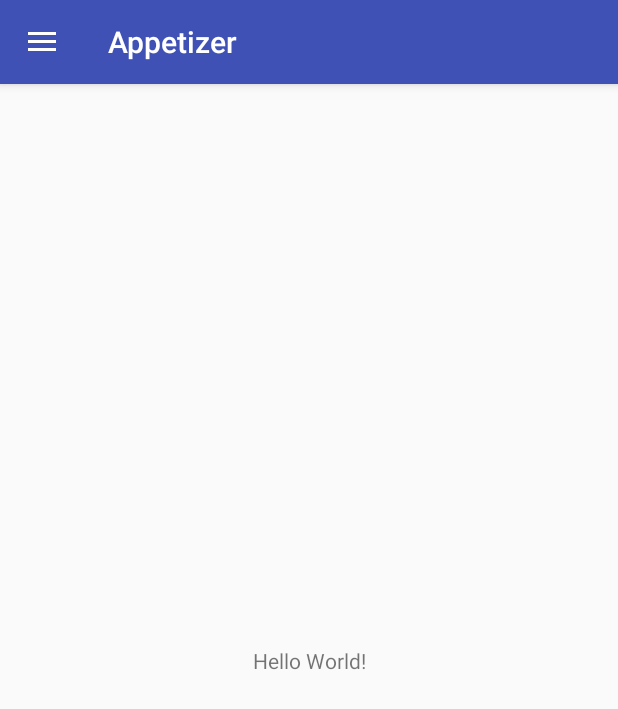
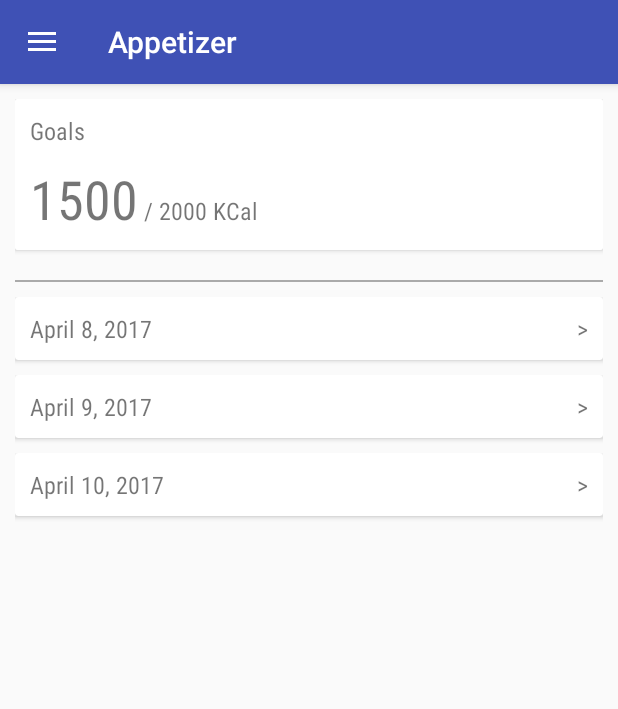
Before and after one commit to kanirolf/Appetizer, an Android app: the screen it shows after launch (MainActivity), on a phone screen of 412 x 824 dp. Shown: the top 709 px of the screen. Run offline under Robolectric (Android 15) with nearby library versions, the phone set to English and light mode, and no system bars.

Commit message:
Added preliminary design for Diary page.

```diff
--- a/app/build.gradle
+++ b/app/build.gradle
@@ -5,7 +5,7 @@ android {
     buildToolsVersion "25.0.2"
     defaultConfig {
         applicationId "cs125.winter2017.uci.appetizer"
-        minSdkVersion 15
+        minSdkVersion 16
         targetSdkVersion 25
         versionCode 1
         versionName "1.0"
@@ -25,6 +25,7 @@ dependencies {
         exclude group: 'com.android.support', module: 'support-annotations'
     })
     compile 'com.android.support:appcompat-v7:25.2.0'
+    compile 'com.android.support:cardview-v7:25.2.0'
     compile 'com.android.support:design:25.2.0'
     compile 'com.android.support.constraint:constraint-layout:1.0.1'
     testCompile 'junit:junit:4.12'
--- a/app/src/main/java/cs125/winter2017/uci/appetizer/MainActivity.java
+++ b/app/src/main/java/cs125/winter2017/uci/appetizer/MainActivity.java
@@ -1,6 +1,7 @@
 package cs125.winter2017.uci.appetizer;
 
 import android.os.Bundle;
+import android.support.annotation.NonNull;
 import android.support.design.widget.FloatingActionButton;
 import android.support.design.widget.Snackbar;
 import android.view.View;
@@ -12,9 +13,29 @@ import android.support.v7.app.AppCompatActivity;
 import android.support.v7.widget.Toolbar;
 import android.view.Menu;
 import android.view.MenuItem;
+import android.view.ViewGroup;
+import android.widget.ArrayAdapter;
+import android.widget.LinearLayout;
+import android.widget.ListView;
+import android.widget.TextView;
+
+import java.text.DateFormat;
+import java.util.Arrays;
+import java.util.Calendar;
+import java.util.Date;
+import java.util.GregorianCalendar;
+import java.util.List;
+import java.util.Locale;
 
 public class MainActivity extends AppCompatActivity
         implements NavigationView.OnNavigationItemSelectedListener {
+    // TODO : actually fetch diary data
+    private static final List<Calendar> DIARY_DATA = Arrays.asList(new Calendar[]{
+            new GregorianCalendar(2017, 3, 8),
+            new GregorianCalendar(2017, 3, 9),
+            new GregorianCalendar(2017, 3, 10)
+        }
+    );
 
     @Override
     protected void onCreate(Bundle savedInstanceState) {
@@ -31,6 +52,40 @@ public class MainActivity extends AppCompatActivity
 
         NavigationView navigationView = (NavigationView) findViewById(R.id.nav_view);
         navigationView.setNavigationItemSelectedListener(this);
+
+        LinearLayout diaryFeed = (LinearLayout) findViewById(R.id.diary_feed);
+        ArrayAdapter<Calendar> diaryFeedAdapter = new ArrayAdapter<Calendar>(this, 0, DIARY_DATA){
+
+            @NonNull
+            @Override
+            public View getView(int position, View convertView, @NonNull ViewGroup parent){
+                Calendar currentDate = getItem(position);
+                TextView dateTextView;
+
+                if (convertView == null) {
+                    convertView = getLayoutInflater()
+                            .inflate(R.layout.layout_diary_entry_summary, null);
+
+                    dateTextView = (TextView) convertView.findViewById(R.id.diary_date);
+                    convertView.setTag(dateTextView);
+                } else
+                    dateTextView = (TextView) convertView.getTag();
+
+
+                DateFormat formatter = DateFormat.getDateInstance(DateFormat.LONG, Locale.US);
+                dateTextView.setText(formatter.format(currentDate.getTime()));
+
+                if (position < getCount() - 1){
+                    ViewGroup.LayoutParams layoutParams = ((LinearLayout) convertView).getLayoutParams();
+                }
+
+
+                return convertView;
+            }
+        };
+
+        for (int i = 0; i < DIARY_DATA.size(); i++)
+            diaryFeed.addView(diaryFeedAdapter.getView(i, null, null));
     }
 
     @Override
--- a/app/src/main/res/layout/content_main.xml
+++ b/app/src/main/res/layout/content_main.xml
@@ -1,5 +1,6 @@
 <?xml version="1.0" encoding="utf-8"?>
-<android.support.constraint.ConstraintLayout xmlns:android="http://schemas.android.com/apk/res/android"
+<LinearLayout
+    xmlns:android="http://schemas.android.com/apk/res/android"
     xmlns:app="http://schemas.android.com/apk/res-auto"
     xmlns:tools="http://schemas.android.com/tools"
     android:layout_width="match_parent"
@@ -8,13 +9,107 @@
     tools:context="cs125.winter2017.uci.appetizer.MainActivity"
     tools:showIn="@layout/app_bar_main">
 
-    <TextView
-        android:layout_width="wrap_content"
-        android:layout_height="wrap_content"
-        android:text="Hello World!"
-        app:layout_constraintBottom_toBottomOf="parent"
-        app:layout_constraintLeft_toLeftOf="parent"
-        app:layout_constraintRight_toRightOf="parent"
-        app:layout_constraintTop_toTopOf="parent" />
+    <ScrollView
+        android:layout_width="match_parent"
+        android:layout_height="match_parent">
 
-</android.support.constraint.ConstraintLayout>
+        <LinearLayout
+            android:orientation="vertical"
+            android:layout_width="wrap_content"
+            android:layout_height="wrap_content"
+
+            android:padding="@dimen/content_padding">
+
+            <android.support.v7.widget.CardView
+                android:orientation="vertical"
+                android:layout_width="match_parent"
+                android:layout_height="wrap_content"
+
+                android:layout_marginBottom="@dimen/content_padding">
+
+                <LinearLayout
+                    android:orientation="vertical"
+                    android:layout_width="match_parent"
+                    android:layout_height="wrap_content"
+                    android:background="@android:color/white"
+                    android:padding="@dimen/content_padding">
+
+                    <TextView
+                        android:layout_width="match_parent"
+                        android:layout_height="wrap_content"
+
+                        android:layout_marginBottom="@dimen/content_padding"
+
+                        android:fontFamily="sans-serif-condensed"
+                        android:text="Goals"
+
+                        android:textSize="@dimen/card_label_header_font_size" />
+
+                    <LinearLayout
+                        android:layout_width="match_parent"
+                        android:layout_height="wrap_content"
+                        android:orientation="horizontal">
+
+                        <TextView
+                            android:id="@+id/current_calories"
+                            android:layout_width="wrap_content"
+                            android:layout_height="wrap_content"
+
+                            android:fontFamily="sans-serif-condensed"
+                            android:textSize="36sp"
+
+                            android:text="1500" />
+
+                        <TextView
+                            android:layout_width="wrap_content"
+                            android:layout_height="wrap_content"
+
+                            android:fontFamily="sans-serif-condensed"
+                            android:textSize="@dimen/card_content_font_size"
+
+                            android:text=" / " />
+
+                        <TextView
+                            android:id="@+id/target_calories"
+                            android:layout_width="wrap_content"
+                            android:layout_height="wrap_content"
+
+                            android:fontFamily="sans-serif-condensed"
+                            android:textSize="@dimen/card_content_font_size"
+
+                            android:text="2000" />
+
+                        <TextView
+                            android:layout_width="wrap_content"
+                            android:layout_height="wrap_content"
+
+                            android:fontFamily="sans-serif-condensed"
+                            android:textSize="@dimen/card_content_font_size"
+
+                            android:text=" KCal" />
+
+                    </LinearLayout>
+
+                </LinearLayout>
+
+            </android.support.v7.widget.CardView>
+
+
+            <View
+                android:layout_width="match_parent"
+                android:layout_height="1dp"
+
+                android:layout_marginTop="@dimen/content_padding"
+                android:layout_marginBottom="@dimen/content_padding"
+
+                android:background="@android:color/darker_gray" />
+
+            <LinearLayout
+                android:id="@+id/diary_feed"
+                android:orientation="vertical"
+                android:layout_width="match_parent"
+                android:layout_height="wrap_content"></LinearLayout>
+
+        </LinearLayout>
+    </ScrollView>
+</LinearLayout>
--- /dev/null
+++ b/app/src/main/res/layout/layout_diary_entry_summary.xml
@@ -0,0 +1,44 @@
+<?xml version="1.0" encoding="utf-8"?>
+<LinearLayout xmlns:android="http://schemas.android.com/apk/res/android"
+    android:orientation="vertical" android:layout_width="match_parent"
+    android:layout_height="wrap_content">
+
+    <android.support.v7.widget.CardView
+        android:layout_width="match_parent"
+        android:layout_height="wrap_content"
+
+        android:layout_marginBottom="@dimen/content_padding"
+
+        android:background="@android:color/white">
+
+        <RelativeLayout
+            android:layout_width="match_parent"
+            android:layout_height="match_parent"
+
+            android:padding="@dimen/content_padding">
+
+            <TextView
+                android:id="@+id/diary_date"
+                android:layout_alignParentLeft="true"
+                android:layout_centerInParent="true"
+                android:layout_width="wrap_content"
+                android:layout_height="wrap_content"
+
+                android:fontFamily="sans-serif-condensed"
+                android:textSize="@dimen/card_content_font_size"/>
+
+            <TextView
+                android:layout_alignParentRight="true"
+                android:layout_centerInParent="true"
+                android:layout_width="wrap_content"
+                android:layout_height="wrap_content"
+
+                android:fontFamily="sans-serif-condensed"
+                android:textSize="@dimen/card_content_font_size"
+
+                android:text=">" />
+
+        </RelativeLayout>
+
+    </android.support.v7.widget.CardView>
+</LinearLayout>
--- a/app/src/main/res/values/dimens.xml
+++ b/app/src/main/res/values/dimens.xml
@@ -2,7 +2,11 @@
     <!-- Default screen margins, per the Android Design guidelines. -->
     <dimen name="activity_horizontal_margin">16dp</dimen>
     <dimen name="activity_vertical_margin">16dp</dimen>
-    <dimen name="nav_header_vertical_spacing">16dp</dimen>
-    <dimen name="nav_header_height">160dp</dimen>
-    <dimen name="fab_margin">16dp</dimen>
+
+    <dimen name="content_padding">10dp</dimen>
+
+    <dimen name="divider_width">1dp</dimen>
+
+    <dimen name="card_label_header_font_size">16sp</dimen>
+    <dimen name="card_content_font_size">16sp</dimen>
 </resources>
```
